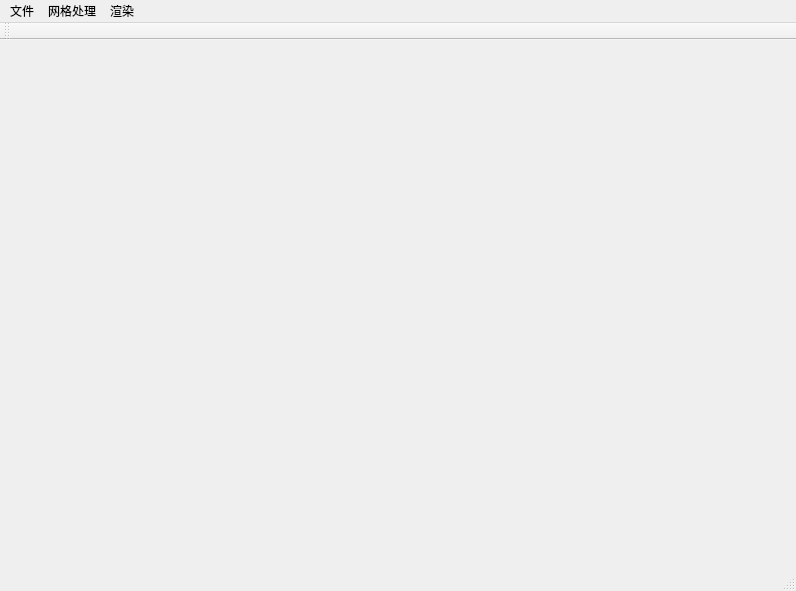
This is mainwindow.ui in windless1015/Cart3DDemo as Qt 5 draws it before an edit. The edited form follows.
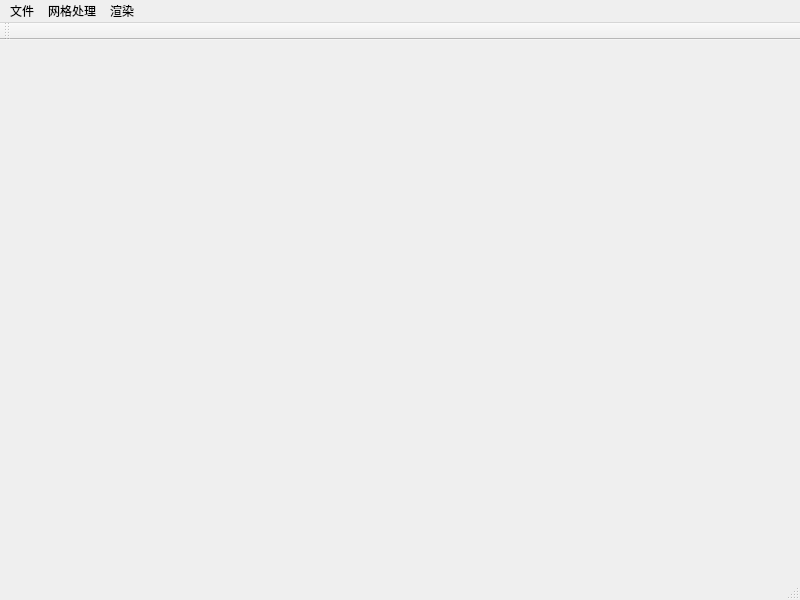
This is the edited form.

```diff
--- a/mainwindow.ui
+++ b/mainwindow.ui
@@ -6,8 +6,8 @@
    <rect>
     <x>0</x>
     <y>0</y>
-    <width>796</width>
-    <height>591</height>
+    <width>800</width>
+    <height>600</height>
    </rect>
   </property>
   <property name="windowTitle">
@@ -19,7 +19,7 @@
     <rect>
      <x>0</x>
      <y>0</y>
-     <width>796</width>
+     <width>800</width>
      <height>22</height>
     </rect>
    </property>
```
